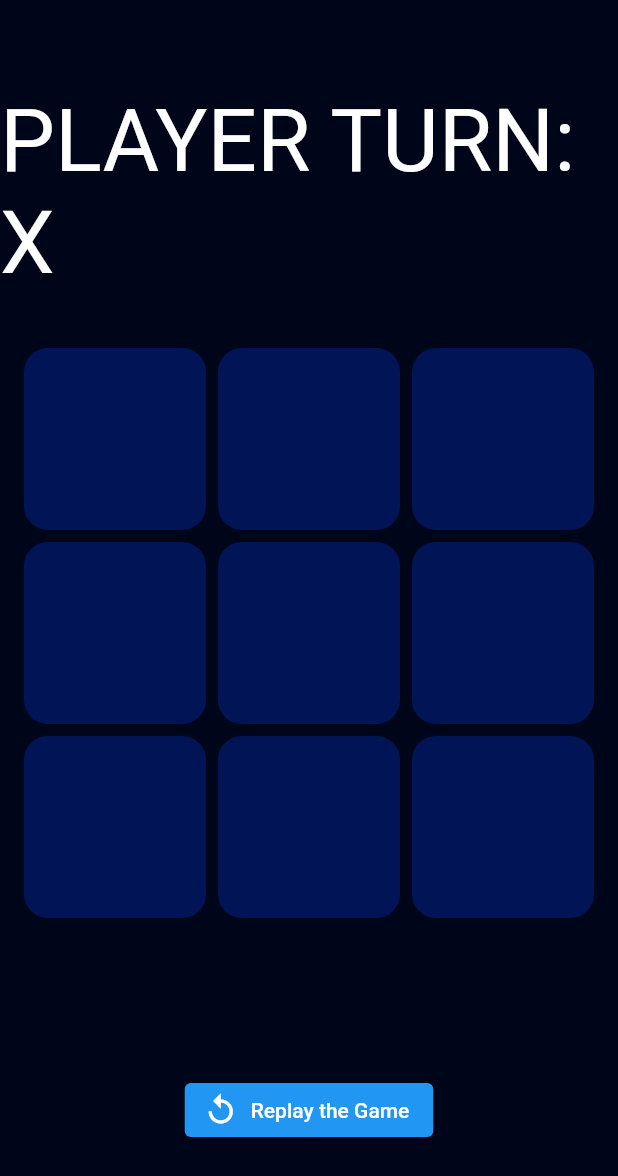
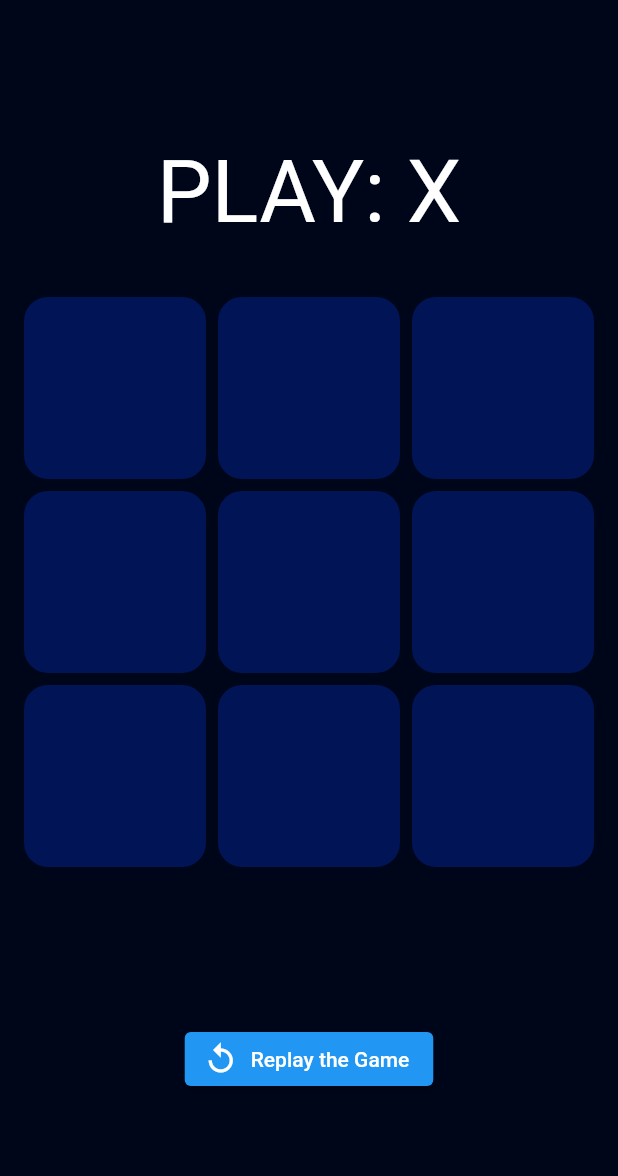
Before and after one commit to hashfx/tic-tac-toe-flutter, a Flutter app: the screen it shows after launch, on a phone screen of 412 x 824 dp. Shown: the top 1176 px of the screen. Run offline on Flutter 3.47's test engine with Material 2 defaults, Android fonts, the phone set to English and light mode, and no system bars; our stand-ins replace flutter_screenutil.

Commit message:
player's turn typo update

```diff
--- a/lib/main.dart
+++ b/lib/main.dart
@@ -57,7 +57,7 @@ class _GameScreenState extends State<GameScreen> {
           children: [
             // display text on screen
             Text(
-              "Player Turn: ${lastValue}".toUpperCase(),
+              "Play: ${lastValue}".toUpperCase(),
                 style: TextStyle(
                   color: Colors.white,
                   fontSize: 58,
```
